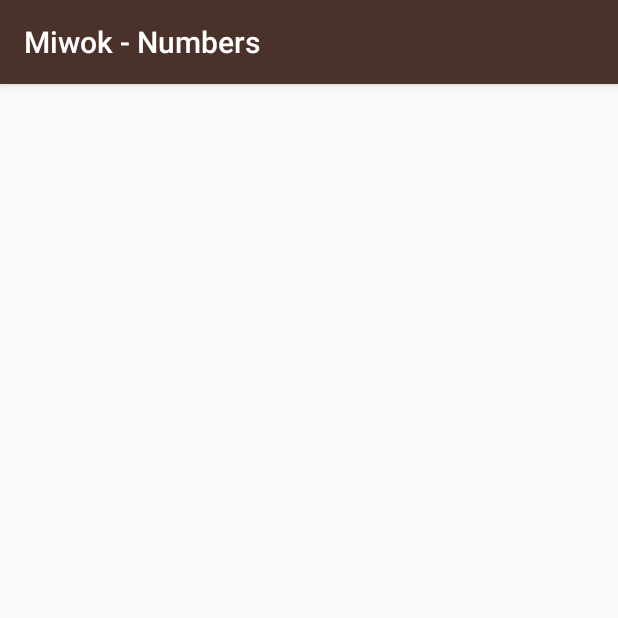
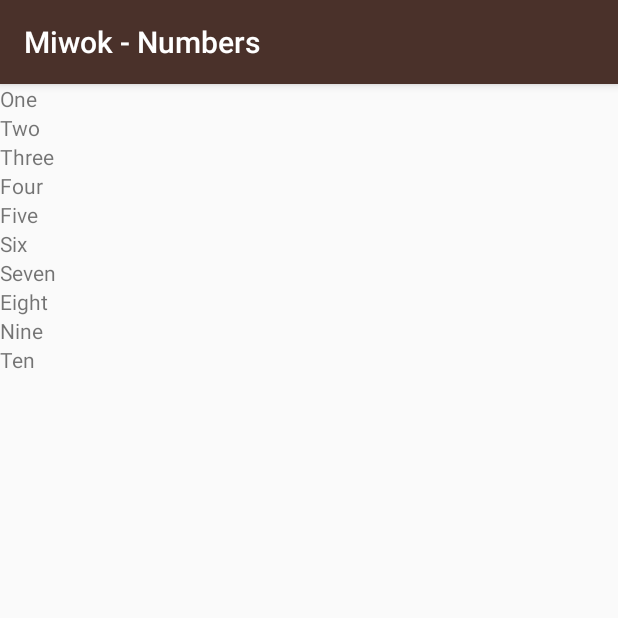
Before and after one commit to dirtfeast/Miwok, an Android app: the NumbersActivity screen opened directly, with no data from a screen before it, on a phone screen of 412 x 824 dp, the top half of it. Run offline under Robolectric (Android 15) with nearby library versions, the phone set to English and light mode, and no system bars.

Commit message:
Add layout and logic to dynamically create TextViews for Numbers

```diff
--- a/app/src/main/java/com/example/android/miwok/NumbersActivity.java
+++ b/app/src/main/java/com/example/android/miwok/NumbersActivity.java
@@ -1,7 +1,14 @@
 package com.example.android.miwok;
 
+import android.support.annotation.IdRes;
 import android.support.v7.app.AppCompatActivity;
 import android.os.Bundle;
+import android.support.v7.widget.LinearLayoutCompat;
+import android.util.Log;
+import android.widget.LinearLayout;
+import android.widget.TextView;
+
+import java.util.ArrayList;
 
 public class NumbersActivity extends AppCompatActivity {
 
@@ -9,5 +16,39 @@ public class NumbersActivity extends AppCompatActivity {
     protected void onCreate(Bundle savedInstanceState) {
         super.onCreate(savedInstanceState);
         setContentView(R.layout.activity_numbers);
+
+//        String[] words = new String[] {"One", "Two", "Three", "Four", "Five", "Six", "Seven", "Eight", "Nine", "Ten"};
+        ArrayList<String> miwokWords = new ArrayList<String>();
+        miwokWords.add("One");
+        miwokWords.add("Two");
+        miwokWords.add("Three");
+        miwokWords.add("Four");
+        miwokWords.add("Five");
+        miwokWords.add("Six");
+        miwokWords.add("Seven");
+        miwokWords.add("Eight");
+        miwokWords.add("Nine");
+        miwokWords.add("Ten");
+
+        // Locate root LinearLayout in activity_numbers.xml
+        LinearLayout rootView = (LinearLayout) findViewById(R.id.rootView);
+
+        // Add sub TextView to the root LinearLayout for each element
+        // Set text of each view
+
+        for(int index = 0; index < miwokWords.size();index++) {
+            TextView wordView = new TextView(this);
+            wordView.setText(miwokWords.get(index));
+            rootView.addView(wordView);
+        }
+
+//        int index = 0;
+//        while(index < miwokWords.size()) {
+//            TextView wordView = new TextView(this);
+//            wordView.setText(miwokWords.get(index));
+//            rootView.addView(wordView);
+//            index++;
+//        }
+
     }
 }
--- a/app/src/main/res/layout/activity_numbers.xml
+++ b/app/src/main/res/layout/activity_numbers.xml
@@ -1,9 +1,17 @@
 <?xml version="1.0" encoding="utf-8"?>
-<android.support.constraint.ConstraintLayout xmlns:android="http://schemas.android.com/apk/res/android"
+<ScrollView xmlns:android="http://schemas.android.com/apk/res/android"
     xmlns:app="http://schemas.android.com/apk/res-auto"
     xmlns:tools="http://schemas.android.com/tools"
-    android:layout_width="match_parent"
-    android:layout_height="match_parent"
-    tools:context="com.example.android.miwok.NumbersActivity">
+    tools:context="com.example.android.miwok.NumbersActivity"
+    android:layout_width="wrap_content"
+    android:layout_height="wrap_content">
 
-</android.support.constraint.ConstraintLayout>
+    <LinearLayout
+        android:id="@+id/rootView"
+        android:layout_width="match_parent"
+        android:layout_height="match_parent"
+        android:orientation="vertical">
+
+    </LinearLayout>
+
+</ScrollView>
```
